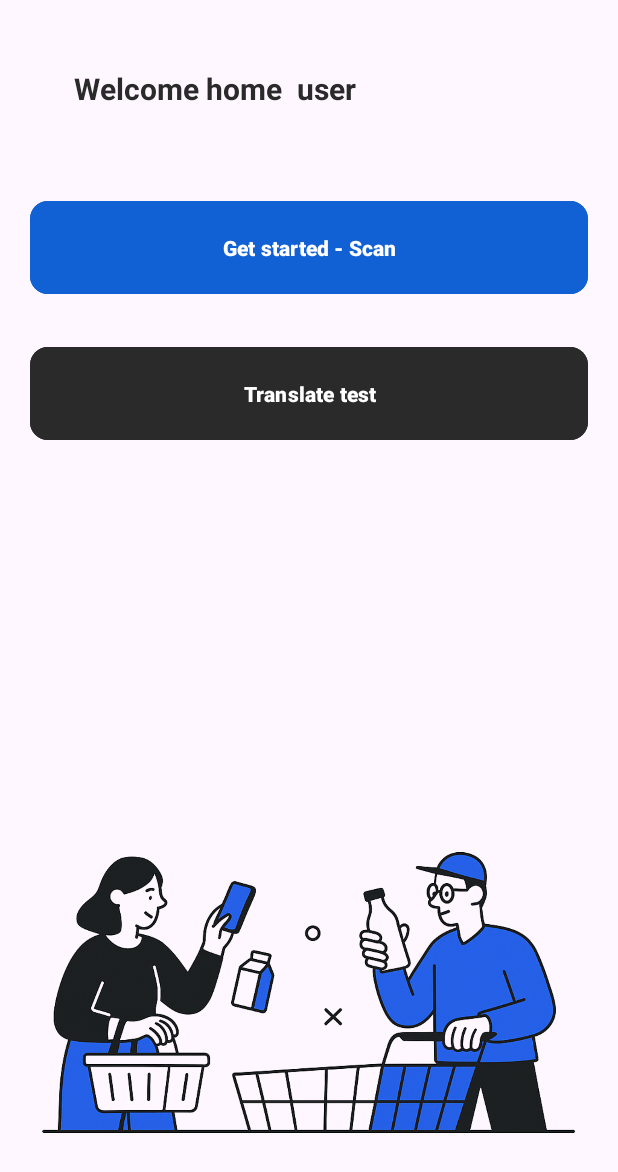
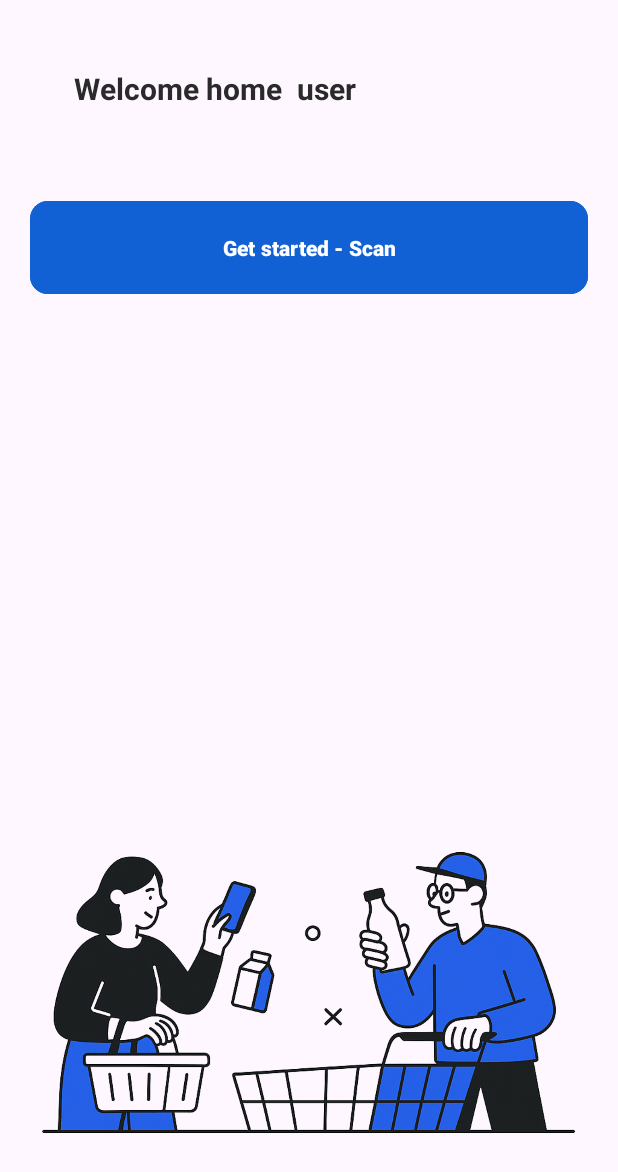
Before and after one commit to Edgar2006/JustScanItt, an Android app: the HomeActivity screen opened directly, with no data from a screen before it, on a phone screen of 412 x 824 dp. Shown: the top 1172 px of the screen. Run offline under Robolectric (Android 15) with nearby library versions, the phone set to English and light mode, and no system bars.

Commit message:
delete test class transalte

```diff
--- a/app/src/main/res/layout/activity_home.xml
+++ b/app/src/main/res/layout/activity_home.xml
@@ -62,21 +62,6 @@
             android:textAllCaps="false"
             android:textStyle="bold" />
 
-        <com.google.android.material.button.MaterialButton
-            android:textColor="@color/white"
-            android:id="@+id/translate_test"
-            android:layout_width="match_parent"
-            android:layout_height="70dp"
-            android:layout_below="@+id/start_activity_read"
-            android:layout_marginHorizontal="20dp"
-            android:layout_marginTop="27dp"
-            android:backgroundTint="@color/black"
-            app:cornerRadius="12dp"
-            android:onClick="onClickTranslate"
-            android:text="Translate test"
-            android:textAllCaps="false"
-            android:textStyle="bold" />
-
         <ImageView
             android:layout_width="wrap_content"
             android:layout_height="wrap_content"
```
Also changed, not shown: app/src/main/java/com/example/justscanitt/LanguageManger.java (deleted, +0 -61 lines), app/src/main/java/com/example/justscanitt/TestTranslate.java (deleted, +0 -52 lines).
